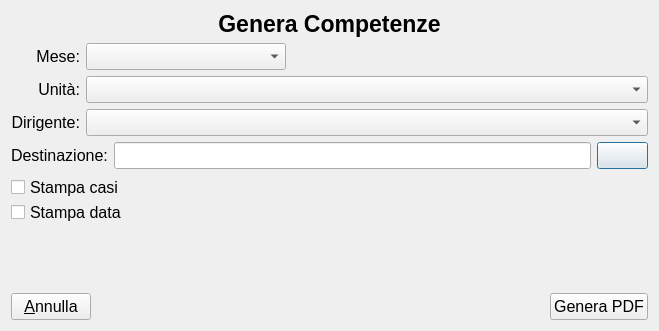
gcala/GestioneCompetenzeMedici, file printdialog.ui: the form before one commit.
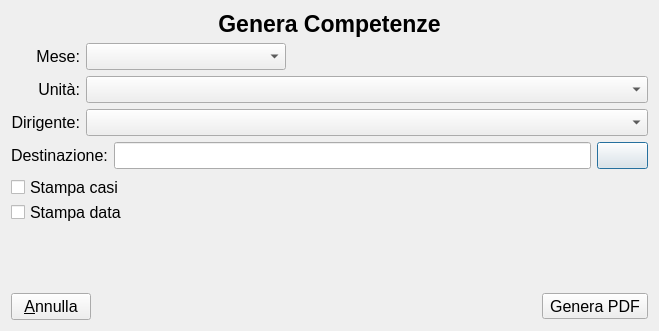
The form after the commit. Icons and pictures are not drawn. Custom widgets are drawn as their Qt base class.

```diff
--- a/printdialog.ui
+++ b/printdialog.ui
@@ -278,7 +278,7 @@
       </spacer>
      </item>
      <item>
-      <widget class="QPushButton" name="saveButton">
+      <widget class="QToolButton" name="saveButton">
        <property name="font">
         <font>
          <pointsize>12</pointsize>
@@ -289,7 +289,13 @@
        </property>
        <property name="icon">
         <iconset resource="assets.qrc">
-         <normaloff>:/icons/dialog-ok.svg</normaloff>:/icons/dialog-ok.svg</iconset>
+         <normaloff>:/icons/pdflatex.svg</normaloff>:/icons/pdflatex.svg</iconset>
+       </property>
+       <property name="toolButtonStyle">
+        <enum>Qt::ToolButtonTextBesideIcon</enum>
+       </property>
+       <property name="arrowType">
+        <enum>Qt::NoArrow</enum>
        </property>
       </widget>
      </item>
```
Left out of the diff: 9 changed lines with no effect on the pictures.
